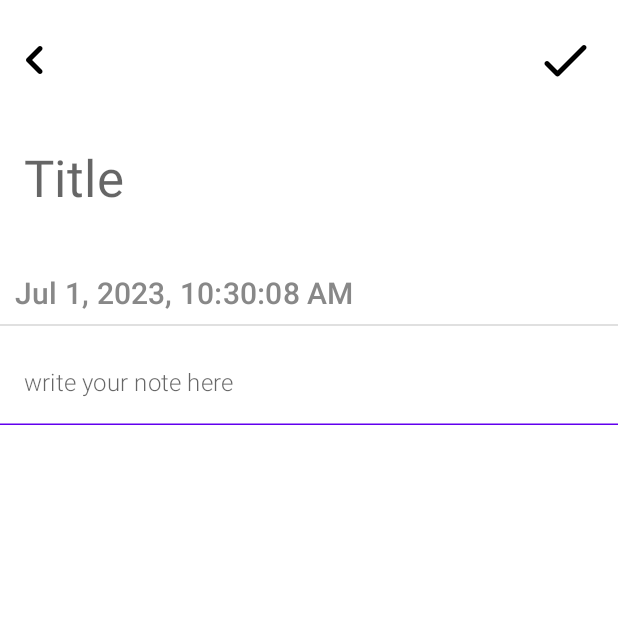
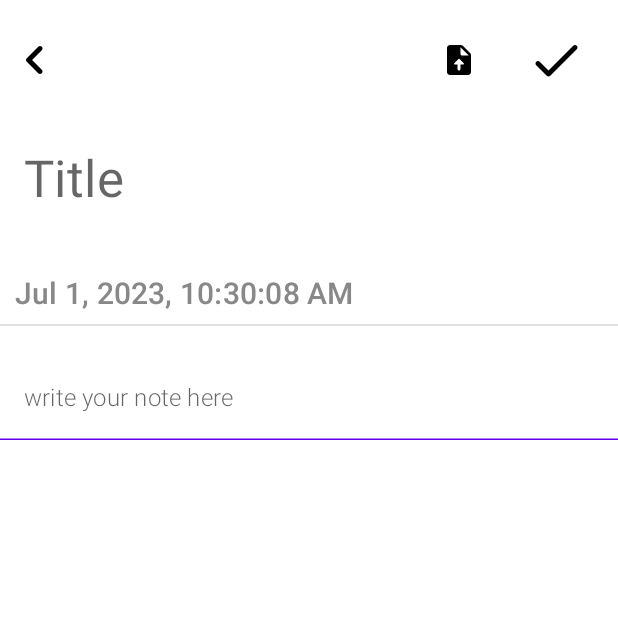
Before and after one commit to Harsh-Srivastav123/Note_App, an Android app built with Jetpack Compose: the screen it shows after launch (MainActivity), on a phone screen of 412 x 824 dp, the top half of it. Run offline under Robolectric (Android 15) with nearby library versions, the phone set to English and light mode, and no system bars; our stand-ins replace accompanist.

Commit message:
Added image features to note

```diff
--- a/app/build.gradle
+++ b/app/build.gradle
@@ -66,4 +66,10 @@ dependencies {
     def nav_version = "2.5.3"
     implementation("androidx.navigation:navigation-compose:$nav_version")
     implementation("com.google.accompanist:accompanist-systemuicontroller:0.31.2-alpha")
+
+    //Icons'
+    implementation "androidx.compose.material:material-icons-extended:$compose_ui_version"
+
+    //coil image library
+    implementation("io.coil-kt:coil-compose:2.4.0")
 }
--- a/app/src/main/AndroidManifest.xml
+++ b/app/src/main/AndroidManifest.xml
@@ -1,6 +1,8 @@
 <?xml version="1.0" encoding="utf-8"?>
 <manifest xmlns:android="http://schemas.android.com/apk/res/android"
     xmlns:tools="http://schemas.android.com/tools">
+    <uses-permission android:name="android.permission.INTERNET" />
+    <uses-permission android:name="android.permission.READ_EXTERNAL_STORAGE" />
 
     <application
         android:allowBackup="true"
--- a/app/src/main/java/com/example/note_app/MainActivity.kt
+++ b/app/src/main/java/com/example/note_app/MainActivity.kt
@@ -1,4 +1,4 @@
-package com.example.note_app
+ package com.example.note_app
 
 import android.os.Bundle
 import androidx.activity.ComponentActivity
--- a/app/src/main/java/com/example/note_app/screens/NoteScreen.kt
+++ b/app/src/main/java/com/example/note_app/screens/NoteScreen.kt
@@ -1,5 +1,9 @@
 package com.example.note_app.screens
 
+import android.net.Uri
+import android.util.Log
+import androidx.activity.compose.rememberLauncherForActivityResult
+import androidx.activity.result.contract.ActivityResultContracts
 import androidx.compose.foundation.Image
 import androidx.compose.foundation.clickable
 import androidx.compose.foundation.layout.*
@@ -7,12 +11,11 @@ import androidx.compose.foundation.rememberScrollState
 import androidx.compose.foundation.verticalScroll
 import androidx.compose.material.*
 import androidx.compose.material.icons.Icons
+import androidx.compose.material.icons.rounded.BrowseGallery
 import androidx.compose.material.icons.rounded.Done
 import androidx.compose.material.icons.rounded.KeyboardArrowLeft
-import androidx.compose.runtime.Composable
-import androidx.compose.runtime.LaunchedEffect
-import androidx.compose.runtime.mutableStateOf
-import androidx.compose.runtime.remember
+import androidx.compose.material.icons.rounded.UploadFile
+import androidx.compose.runtime.*
 import androidx.compose.ui.Alignment
 import androidx.compose.ui.Modifier
 import androidx.compose.ui.graphics.Color
@@ -21,6 +24,7 @@ import androidx.compose.ui.text.font.FontWeight
 import androidx.compose.ui.tooling.preview.Preview
 import androidx.compose.ui.unit.dp
 import androidx.compose.ui.unit.sp
+import com.example.note_app.components.ImageSlider
 import kotlinx.coroutines.delay
 import java.time.LocalDateTime
 import java.time.format.DateTimeFormatter
@@ -30,6 +34,14 @@ import java.time.format.FormatStyle
 @Preview(showBackground = true)
 @Composable
 fun NoteScreen() {
+
+    //image from gallery
+    val galleryImage= remember {
+        mutableStateOf<List<Uri>>(emptyList())
+    }
+    val launcher= rememberLauncherForActivityResult(contract = ActivityResultContracts.GetMultipleContents(), onResult = {
+        galleryImage.value=it
+    })
 
     var title = remember {
         mutableStateOf("")
@@ -76,7 +88,16 @@ fun NoteScreen() {
                         .clickable {
 
                         })
-                Spacer(modifier = Modifier.fillMaxWidth(0.85f))
+                Spacer(modifier = Modifier.fillMaxWidth(0.68f))
+                Image(imageVector = Icons.Rounded.UploadFile, contentDescription = null,
+                modifier = Modifier.clickable {
+                    launcher.launch("image/*")
+//                    Log.i("images", galleryImage.value.get(0).toString())
+
+//                    launcher.
+                })
+
+                Spacer(modifier = Modifier.fillMaxWidth(0.35f))
                 Image(imageVector = Icons.Rounded.Done, contentDescription = null,
                     Modifier
                         .size(40.dp)
@@ -116,6 +137,11 @@ fun NoteScreen() {
             )
             Divider()
             Spacer(modifier = Modifier.size(10.dp))
+            if(galleryImage.value.isNotEmpty()){
+                ImageSlider(galleryImage.value)
+                Divider()
+            }
+            Spacer(modifier = Modifier.size(10.dp))
             TextField(value = note.value, onValueChange = {
                 note.value = it
             }, placeholder = {
```
Also changed, not shown: app/src/main/java/com/example/note_app/components/ImageSlider.kt (added, +96 -0 lines), app/src/main/java/com/example/note_app/model/NoteModel.kt (added, +10 -0 lines).
